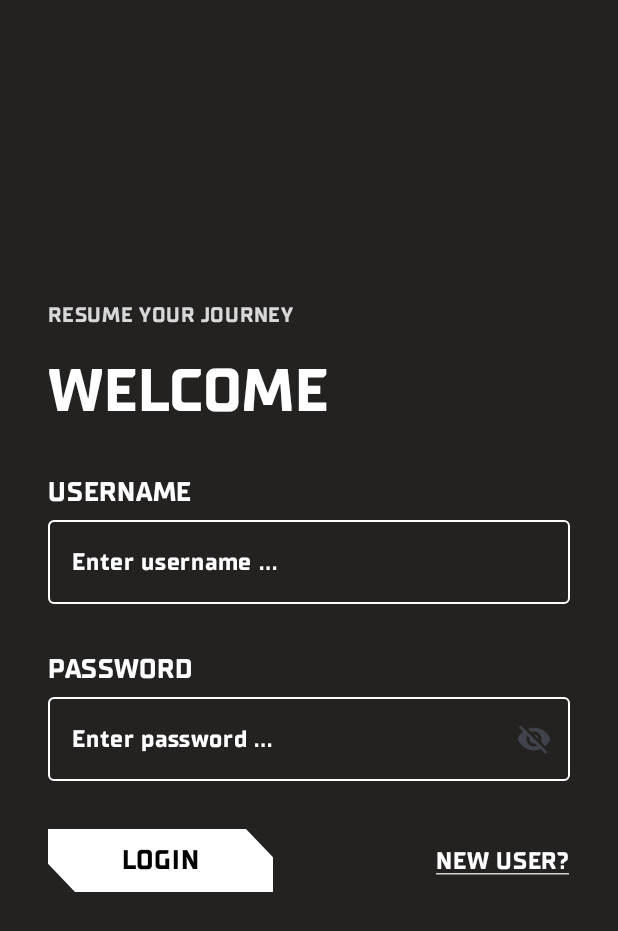
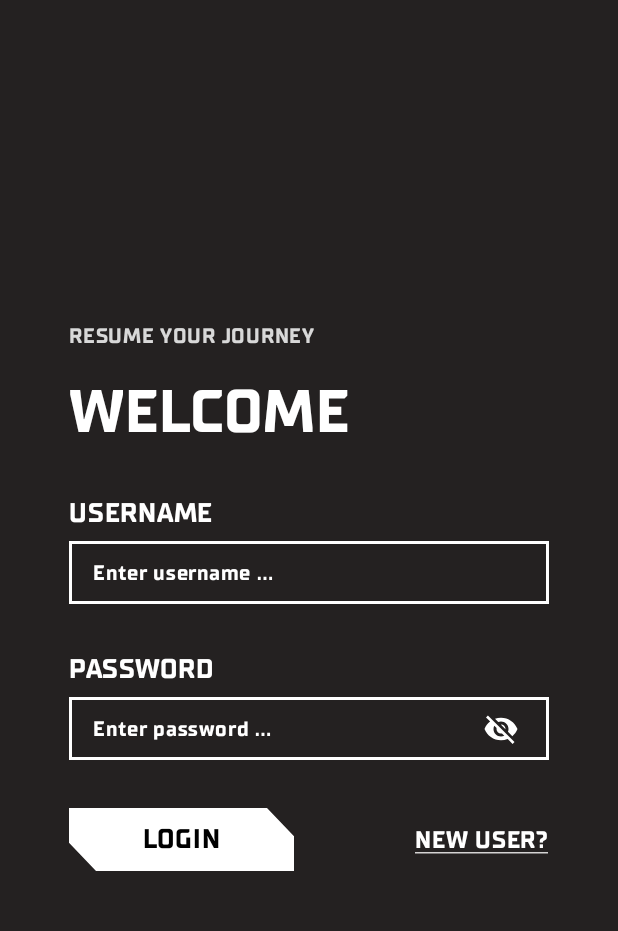
Before and after one commit to codewithdipesh/RetrofitNoteApp, an Android app built with Jetpack Compose: the screen it shows after launch (MainActivity), on a phone screen of 412 x 824 dp. Shown: the top 931 px of the screen. Run offline under Robolectric (Android 15) with nearby library versions, the phone set to English and light mode, and no system bars; our stand-ins replace Dagger/Hilt's generated code.

Commit message:
changed form

```diff
--- a/app/src/main/java/com/example/notesappretrofit/presentation/home/HomeView.kt
+++ b/app/src/main/java/com/example/notesappretrofit/presentation/home/HomeView.kt
@@ -6,6 +6,7 @@ import androidx.compose.material3.Scaffold
 import androidx.compose.material3.Text
 import androidx.compose.runtime.Composable
 import androidx.compose.ui.Modifier
+import androidx.compose.ui.graphics.Color
 import com.example.notesappretrofit.ui.theme.backgroungGray
 
 @Composable
@@ -14,7 +15,7 @@ fun HomeView() {
     Scaffold(
         containerColor = backgroungGray
     ) {
-        Text(text = "aUTHORIZED",modifier =Modifier.padding(it))
+        Text(text = "aUTHORIZED",modifier =Modifier.padding(it), color = Color.White)
     }
 
 }
--- a/app/src/main/java/com/example/notesappretrofit/presentation/register_login/LoginScreen.kt
+++ b/app/src/main/java/com/example/notesappretrofit/presentation/register_login/LoginScreen.kt
@@ -89,7 +89,7 @@ fun LoginScreen(
    ) {
          Box(modifier = Modifier
              .padding(it)
-             .padding(horizontal = 24.dp)
+             .padding(horizontal = 38.dp)
              .padding(bottom = 32.dp)
              .fillMaxSize(),
              contentAlignment = Alignment.Center)
--- a/app/src/main/java/com/example/notesappretrofit/presentation/register_login/RegisterScreen.kt
+++ b/app/src/main/java/com/example/notesappretrofit/presentation/register_login/RegisterScreen.kt
@@ -96,7 +96,7 @@ fun RegisterScreen(
    ) {
          Box(modifier = Modifier
              .padding(it)
-             .padding(horizontal = 24.dp)
+             .padding(horizontal = 38.dp)
              .padding(bottom = 32.dp)
              .fillMaxSize(),
              contentAlignment = Alignment.Center)
--- a/app/src/main/java/com/example/notesappretrofit/presentation/register_login/elements/FormField.kt
+++ b/app/src/main/java/com/example/notesappretrofit/presentation/register_login/elements/FormField.kt
@@ -1,6 +1,7 @@
 package com.example.notesappretrofit.presentation.register_login.elements
 
 import androidx.compose.foundation.background
+import androidx.compose.foundation.border
 import androidx.compose.foundation.layout.Arrangement
 import androidx.compose.foundation.layout.Box
 import androidx.compose.foundation.layout.Column
@@ -11,6 +12,7 @@ import androidx.compose.foundation.layout.height
 import androidx.compose.foundation.layout.padding
 import androidx.compose.foundation.layout.size
 import androidx.compose.foundation.layout.width
+import androidx.compose.foundation.text.BasicTextField
 import androidx.compose.material3.ExperimentalMaterial3Api
 import androidx.compose.material3.OutlinedTextField
 import androidx.compose.material3.OutlinedTextFieldDefaults
@@ -29,7 +31,9 @@ import androidx.compose.ui.draw.drawBehind
 import androidx.compose.ui.geometry.RoundRect
 import androidx.compose.ui.graphics.Color
 import androidx.compose.ui.graphics.Path
+import androidx.compose.ui.graphics.RectangleShape
 import androidx.compose.ui.text.TextStyle
+import androidx.compose.ui.text.style.TextAlign
 import androidx.compose.ui.text.toLowerCase
 import androidx.compose.ui.tooling.preview.Preview
 import androidx.compose.ui.unit.dp
@@ -59,27 +63,36 @@ fun FormField(
             fontSize = 18.sp
             )
         Spacer(modifier = Modifier.height(6.dp))
-        OutlinedTextField(
-            value = value ,
-            onValueChange = {
-                 value = it
-                onChange(it)
-            },
-            enabled = isEnabled,
-            placeholder = {
+        Box(
+            modifier = Modifier.fillMaxWidth()
+                .height(42.dp)
+                .border(2.dp,color, RectangleShape)){
+            if(value.isEmpty()){
                 Text(
                     text = "Enter ${name.lowercase(Locale.ROOT)} ...",
                     color = color,
-                    fontSize = 16.sp
-                    )
-            },
-            modifier = Modifier.fillMaxWidth(),
-            singleLine = true,
-            colors = OutlinedTextFieldDefaults.colors(
-                focusedBorderColor = Color.White,
-                unfocusedBorderColor = Color.White,
-            ),
-            textStyle = TextStyle(color = color, fontFamily = customfont)
-            )
+                    fontSize = 14.sp,
+                    modifier = Modifier
+                        .padding(start = 16.dp)
+                        .align(Alignment.CenterStart)
+                )
+            }
+            BasicTextField(
+                value = value,
+                onValueChange = {
+                    value = it
+                    onChange(it)
+                },
+                enabled = isEnabled,
+                singleLine = true,
+                textStyle = TextStyle(color = color, fontFamily = customfont),
+                modifier = Modifier
+                    .fillMaxWidth()
+                    .padding(start = 16.dp, end = 16.dp)
+                    .align(Alignment.CenterStart)
+                )
+
+        }
+
     }
 }
--- a/app/src/main/java/com/example/notesappretrofit/presentation/register_login/elements/FormFieldWithIcon.kt
+++ b/app/src/main/java/com/example/notesappretrofit/presentation/register_login/elements/FormFieldWithIcon.kt
@@ -2,9 +2,11 @@ package com.example.notesappretrofit.presentation.register_login.elements
 import com.example.notesappretrofit.R
 
 import androidx.compose.foundation.background
+import androidx.compose.foundation.border
 import androidx.compose.foundation.layout.Arrangement
 import androidx.compose.foundation.layout.Box
 import androidx.compose.foundation.layout.Column
+import androidx.compose.foundation.layout.Row
 import androidx.compose.foundation.layout.Spacer
 import androidx.compose.foundation.layout.fillMaxSize
 import androidx.compose.foundation.layout.fillMaxWidth
@@ -12,6 +14,7 @@ import androidx.compose.foundation.layout.height
 import androidx.compose.foundation.layout.padding
 import androidx.compose.foundation.layout.size
 import androidx.compose.foundation.layout.width
+import androidx.compose.foundation.text.BasicTextField
 import androidx.compose.material.icons.Icons
 import androidx.compose.material3.ExperimentalMaterial3Api
 import androidx.compose.material3.Icon
@@ -35,10 +38,12 @@ import androidx.compose.ui.draw.drawBehind
 import androidx.compose.ui.geometry.RoundRect
 import androidx.compose.ui.graphics.Color
 import androidx.compose.ui.graphics.Path
+import androidx.compose.ui.graphics.RectangleShape
 import androidx.compose.ui.res.painterResource
 import androidx.compose.ui.text.TextStyle
 import androidx.compose.ui.text.input.PasswordVisualTransformation
 import androidx.compose.ui.text.input.VisualTransformation
+import androidx.compose.ui.text.style.TextAlign
 import androidx.compose.ui.text.toLowerCase
 import androidx.compose.ui.tooling.preview.Preview
 import androidx.compose.ui.unit.dp
@@ -49,67 +54,78 @@ import kotlinx.coroutines.delay
 import kotlinx.coroutines.launch
 import java.util.Locale
 
-
 @Composable
 fun FormFieldWithIcon(
-    name : String,
-    onChange : (String)-> Unit,
-    color : Color,
-    isEnabled : Boolean = true
+    name: String,
+    onChange: (String) -> Unit,
+    color: Color,
+    isEnabled: Boolean = true
 ) {
     var value by remember { mutableStateOf("") }
+    var passwordVisible by remember { mutableStateOf(false) }
+    val scope = rememberCoroutineScope()
 
-    var passwordVisible by remember { mutableStateOf(false) }
-
-    val scope = rememberCoroutineScope()
     Column(
-        modifier = Modifier
-            .padding(vertical = 8.dp),
+        modifier = Modifier.padding(vertical = 8.dp),
         horizontalAlignment = Alignment.Start,
         verticalArrangement = Arrangement.Center
     ) {
-        Text(text = name,
-            color = color,
-            fontSize = 18.sp
-            )
+        Text(text = name, color = color, fontSize = 18.sp)
         Spacer(modifier = Modifier.height(6.dp))
-        OutlinedTextField(
-            value = value ,
-            onValueChange = {
-                 value = it
-                onChange(it)
-            },
-            enabled = isEnabled,
-            placeholder = {
+        Box(
+            modifier = Modifier
+                .fillMaxWidth()
+                .height(42.dp)
+                .border(2.dp, color, RectangleShape)
+        ) {
+            if (value.isEmpty()) {
                 Text(
                     text = "Enter ${name.lowercase(Locale.ROOT)} ...",
                     color = color,
-                    fontSize = 16.sp
+                    fontSize = 14.sp,
+                    modifier = Modifier
+                        .padding(start = 16.dp)
+                        .align(Alignment.CenterStart)
                 )
+            }
+            BasicTextField(
+                value = value,
+                onValueChange = {
+                    if (it.length <= 16) {  // Limit to 50 characters
+                        value = it
+                        onChange(it)
+                    }
                 },
-            visualTransformation = if(passwordVisible) VisualTransformation.None else PasswordVisualTransformation(),
-            trailingIcon = {
-                           val image = if(passwordVisible)
-                               R.drawable.baseline_visibility_24
-                           else R.drawable.baseline_visibility_off_24
-                IconButton(onClick = {
+                enabled = isEnabled,
+                singleLine = true,
+                textStyle = TextStyle(color = Color.White, fontFamily = customfont),
+                visualTransformation = if (passwordVisible) VisualTransformation.None else PasswordVisualTransformation(),
+                modifier = Modifier
+                    .fillMaxWidth()
+                    .padding(start = 16.dp, end = 16.dp)
+                    .align(Alignment.CenterStart)
+            )
+            IconButton(
+                onClick = {
                     scope.launch {
                         passwordVisible = true
-                        delay(800)
+                        delay(500)
                         passwordVisible = false
                     }
-                }) {
-                  Icon(painter = painterResource(id = image), contentDescription = null)
-                }
-
                 },
-            modifier = Modifier.fillMaxWidth(),
-            singleLine = true,
-            colors = OutlinedTextFieldDefaults.colors(
-                focusedBorderColor = Color.White,
-                unfocusedBorderColor = Color.White,
+                modifier = Modifier
+                    .align(Alignment.CenterEnd)
+                    .padding(end = 8.dp)
+            ) {
+                Icon(
+                    painter = painterResource(
+                        id = if (passwordVisible) R.drawable.baseline_visibility_24
+                        else R.drawable.baseline_visibility_off_24
                     ),
-            textStyle = TextStyle(color = color, fontFamily = customfont)
+                    contentDescription = if (passwordVisible) "Hide password" else "Show password",
+                    tint = color
                 )
             }
         }
+    }
+}
--- a/app/src/main/java/com/example/notesappretrofit/presentation/register_login/viewmodels/RegisterViewModel.kt
+++ b/app/src/main/java/com/example/notesappretrofit/presentation/register_login/viewmodels/RegisterViewModel.kt
@@ -30,6 +30,11 @@ class RegisterLoginViewModel @Inject constructor(
     private val _isAuthorized = MutableStateFlow<Boolean>(false)
     val isAuthorized :StateFlow<Boolean> = _isAuthorized.asStateFlow()
 
+
+    init {
+        checkAuthorization()
+    }
+
     // Update form state functions
     fun updateLoginUsername(username: String) {
         _formState.update { it.copy(loginUsername = username) }
@@ -46,11 +51,6 @@ class RegisterLoginViewModel @Inject constructor(
     fun updateRegisterPassword(password: String) {
         _formState.update { it.copy(registerPassword = password) }
     }
-
-    init {
-        checkAuthorization()
-    }
-
 
 
    fun register(username : String , password :String){
@@ -100,16 +100,20 @@ class RegisterLoginViewModel @Inject constructor(
                 _isAuthorized.value = false
                 _authState.value = UiState.Initial
             }else{
-                when(val result = repository.authenticate(token)){
-                    is Result.Success->{
-                        _isAuthorized.value = result.data
-                        _authState.value = UiState.Initial
-                    }
-                    is Result.Error ->{
-                        _isAuthorized.value = false
-                        _authState.value = UiState.Initial
-                    }
+                if(token.startsWith("Bearer ")){
+                    _isAuthorized.value = true
+                    _authState.value = UiState.Initial
                 }
+//                when(val result = repository.authenticate(token)){
+//                    is Result.Success->{
+//                        _isAuthorized.value = result.data
+//                        _authState.value = UiState.Initial
+//                    }
+//                    is Result.Error ->{
+//                        _isAuthorized.value = false
+//                        _authState.value = UiState.Initial
+//                    }
+//                }
             }
 
         }
--- a/app/src/main/java/com/example/notesappretrofit/utils/mapUserErrorToMessage.kt
+++ b/app/src/main/java/com/example/notesappretrofit/utils/mapUserErrorToMessage.kt
@@ -4,10 +4,12 @@ import com.example.notesappretrofit.domain.UserError
 
 public fun mapUserErrorToMessage(error: UserError): String {
     return when (error) {
-        UserError.NETWORK_ERROR -> "Server Error"
-        UserError.USERNAME_ALREADY_EXIST -> "Username already exists"add
+        UserError.NETWORK_ERROR -> "Cant reach server"
+        UserError.USERNAME_ALREADY_EXIST -> "Username already exists"
         UserError.SERVER_ERROR -> "Server error. Please try again later."
         UserError.UNAUTHORIZED -> "Unauthorized. Please log in again."
         UserError.UNKNOWN_ERROR -> "An unknown error occurred. Please try again."
+        else -> "Something went wrong"
+
     }
 }
```
Lines whose indentation alone changed are shown as unchanged.
